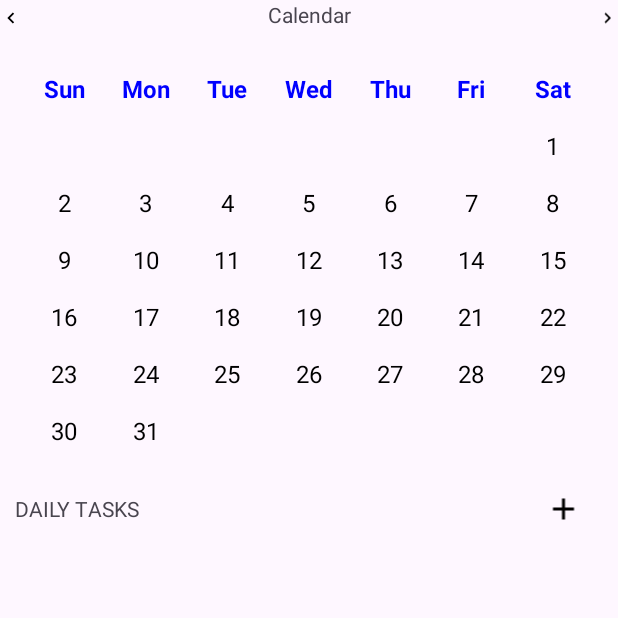
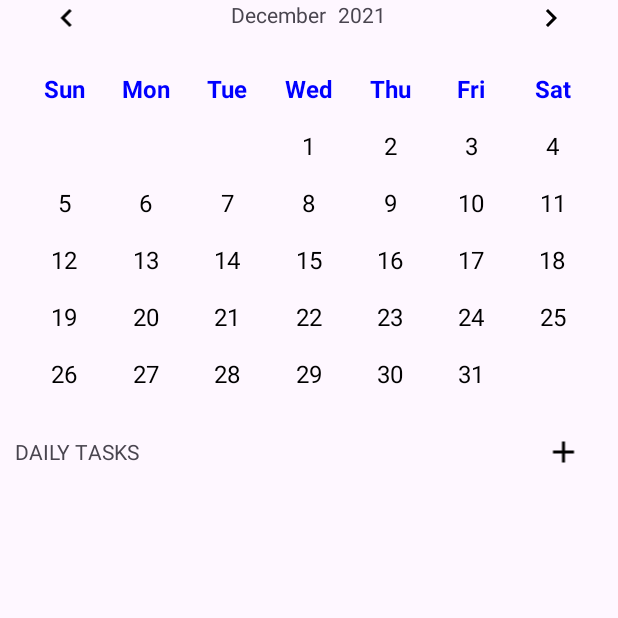
Before and after one commit to Kakashi0801/FRNDTask, an Android app: the screen it shows after launch (CalanderActivity), after a tap on an icon or button, on a phone screen of 412 x 824 dp, the top half of it. Run offline under Robolectric (Android 15) with nearby library versions, the phone set to English and light mode, and no system bars; our stand-ins replace Dagger/Hilt's generated code, data binding; 3 other taps on this screen came first.

```diff
--- a/app/src/main/java/com/example/interviewcontent/fragments/CalanderFragment.kt
+++ b/app/src/main/java/com/example/interviewcontent/fragments/CalanderFragment.kt
@@ -48,9 +48,11 @@ class CalanderFragment(): Fragment(R.layout.fragment_calander), View.OnClickList
     private fun setLiveDataObservers() {
         viewModel.mUpdatedMonth.observe(viewLifecycleOwner) {
             mSelectedMonth = it
+            binding.monthLabel.text = viewModel.getMonthName(mSelectedMonth)
         }
         viewModel.mUpdatedYear.observe(viewLifecycleOwner) {
             mSelectedYear = it
+            binding.yearLabel.text = mSelectedYear.toString()
         }
         viewModel.generateDaysForMonth(mSelectedYear,mSelectedMonth)
         viewModel.mDaysList.observe(viewLifecycleOwner) {
@@ -63,6 +65,10 @@ class CalanderFragment(): Fragment(R.layout.fragment_calander), View.OnClickList
         binding.addIcon.setOnClickListener(this)
         binding.leftArrow.setOnClickListener(this)
         binding.rightArrow.setOnClickListener(this)
+        binding.monthLabel.setOnClickListener(this)
+        binding.yearLabel.setOnClickListener(this)
+        binding.monthLabel.text = viewModel.getMonthName(mSelectedMonth)
+        binding.yearLabel.text = mSelectedYear.toString()
     }
 
     override fun onClick(view: View?) {
--- a/app/src/main/java/com/example/interviewcontent/viewmodel/CalanderViewModel.kt
+++ b/app/src/main/java/com/example/interviewcontent/viewmodel/CalanderViewModel.kt
@@ -3,6 +3,7 @@ package com.example.interviewcontent.viewmodel
 import androidx.lifecycle.MutableLiveData
 import androidx.lifecycle.ViewModel
 import com.example.interviewcontent.repository.CalanderRepository
+import java.text.DateFormatSymbols
 import java.util.Calendar
 
 class CalanderViewModel(calanderRepository: CalanderRepository) : ViewModel() {
@@ -58,6 +59,13 @@ class CalanderViewModel(calanderRepository: CalanderRepository) : ViewModel() {
                 updatedYear = selectedYear
             }
         }
+        mUpdatedMonth.value = updatedMonth
+        mUpdatedYear.value = updatedYear
        generateDaysForMonth(updatedYear,updatedMonth)
     }
+
+    fun getMonthName(monthIndex: Int): String {
+        val monthNames = DateFormatSymbols().months
+        return if (monthIndex in 0..11) monthNames[monthIndex] else "Invalid Month"
+    }
 }
--- a/app/src/main/res/layout/fragment_calander.xml
+++ b/app/src/main/res/layout/fragment_calander.xml
@@ -12,36 +12,62 @@
             android:layout_height="wrap_content"
             android:id="@+id/year_title_linear"
             android:orientation="horizontal"
-            android:weightSum="1"
             app:layout_constraintEnd_toEndOf="parent"
             app:layout_constraintStart_toStartOf="parent"
-            app:layout_constraintTop_toTopOf="parent"
-            >
+            app:layout_constraintTop_toTopOf="parent">
 
-           <ImageView
-               android:layout_width="wrap_content"
-               android:layout_height="wrap_content"
-               android:id="@+id/left_arrow"
-               android:layout_weight="0.2"
-               android:rotation="180"
-               android:src="@drawable/arrow_right_24"/>
+            <!-- Left Arrow ImageView -->
+            <ImageView
+                android:layout_width="wrap_content"
+                android:layout_height="wrap_content"
+                android:id="@+id/left_arrow"
+                android:layout_weight="1"
+                android:gravity="start"
+                android:rotation="180"
+                android:src="@drawable/arrow_right_24" />
 
+            <!-- Spacer to push TextViews to the center -->
+            <View
+                android:layout_width="0dp"
+                android:layout_height="0dp"
+                android:layout_weight="1" />
+
+            <!-- Month Label TextView -->
             <TextView
-                android:layout_width="match_parent"
+                android:layout_width="wrap_content"
                 android:id="@+id/month_label"
                 android:layout_height="wrap_content"
-                android:layout_weight="0.6"
+                android:layout_weight="0"
                 android:textAlignment="center"
-                android:text="@string/calendar"
-                />
+                android:text="@string/calendar" />
 
+            <View
+                android:layout_width="8dp"
+                android:layout_height="0dp" />
+
+            <!-- Year Label TextView -->
+            <TextView
+                android:layout_width="wrap_content"
+                android:id="@+id/year_label"
+                android:layout_height="wrap_content"
+                android:layout_weight="0"
+                android:textAlignment="center"
+                android:text="@string/calendar" />
+
+            <!-- Spacer to push TextViews to the center -->
+            <View
+                android:layout_width="0dp"
+                android:layout_height="0dp"
+                android:layout_weight="1" />
+
+            <!-- Right Arrow ImageView -->
             <ImageView
                 android:layout_width="wrap_content"
                 android:layout_height="wrap_content"
                 android:id="@+id/right_arrow"
-                android:layout_weight="0.2"
-                android:src="@drawable/arrow_right_24"
-                />
+                android:layout_weight="1"
+                android:gravity="end"
+                android:src="@drawable/arrow_right_24" />
 
         </LinearLayout>
 
```
